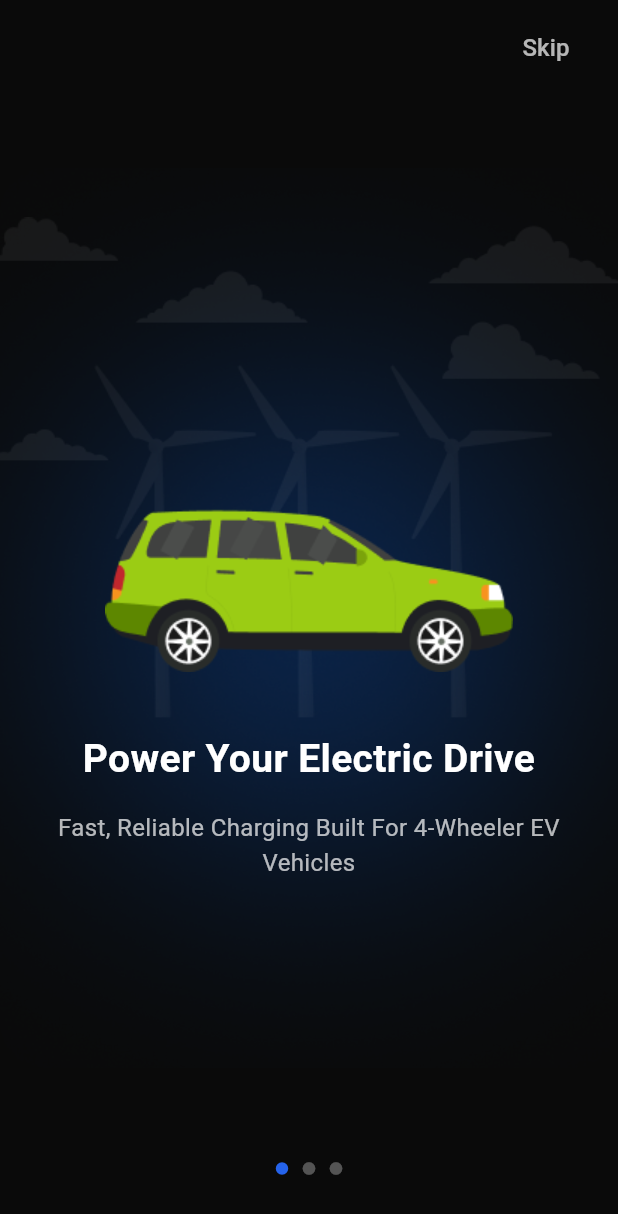
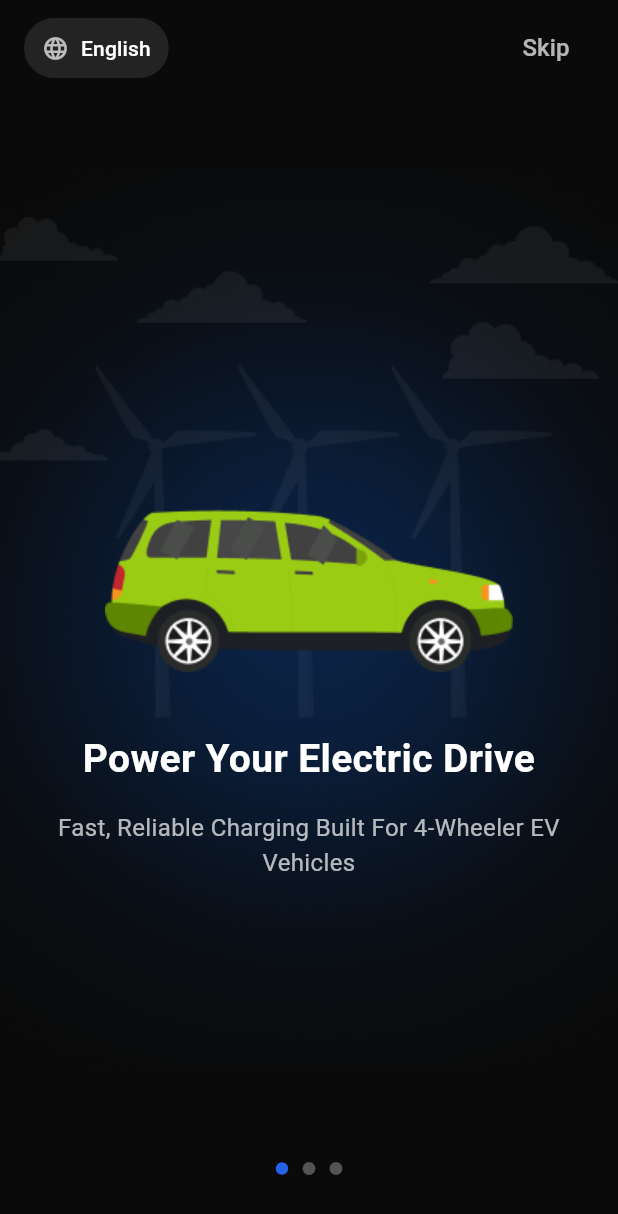
Before and after one commit to anupamdattaiitr01/EV_Charging_platform, a Flutter app: the screen it shows after launch, on a phone screen of 412 x 824 dp. Shown: the top 1214 px of the screen. Run offline on Flutter 3.47's test engine with Material 3 defaults, Android fonts, the light colour scheme and no system bars; our stand-ins replace file_picker, firebase_auth, firebase_core, firebase_database, firebase_storage, flutter_dotenv and 8 more; missing offline and left inert: flutter_polyline_points, translator; accounts and stored records are empty.

Commit message:
Dynamic Translator for the APP

````diff
--- a/l10n.yaml
+++ /dev/null
@@ -1,3 +0,0 @@
-arb-dir: lib/l10n
-template-arb-file: app_en.arb
-output-localization-file: app_localizations.dart
--- a/lib/getstarted_page.dart
+++ b/lib/getstarted_page.dart
@@ -1,5 +1,7 @@
 import 'package:flutter/material.dart';
 import 'package:multi_page_ev_charge/login_page.dart';
+import 'package:provider/provider.dart';
+import 'locale_provider.dart';
 
 // Widget Class that is created and deleted again and again
 // Light weight Blue print
@@ -25,46 +27,6 @@ class _getstarted_pageState extends State<getstarted_page> {
   // Dart Code <==> Computer Hardware
   final PageController _pageController = PageController();
 
-  //
-  // final List<Map<String, String>> onboardingData = [
-  //   {
-  //     'image': 'assets/images/Car.png',
-  //     'title': 'Power Your Electric Drive',
-  //     'subtitle': 'Fast, Reliable Charging Built For 4-Wheeler EV Vehicles',
-  //   },
-  //   {
-  //     'image': 'assets/images/Evstation.png',
-  //     'title': 'Find DC Fast Chargers\nNear You',
-  //     'subtitle': 'Locate Available CCS2 Chargers With Real-Time Status And Parking Availability',
-  //   },
-  //   {
-  //     'image': 'assets/images/Chargingcar.png',
-  //     'title': 'Charge. Track. Pay\nSecurely.',
-  //     'subtitle': 'Monitor Live KWh, Control Sessions, And Pay Instantly With Wallet Or UPI',
-  //   },
-  // ];
-
-  // the New inbuilt custom data class list
-  // it ensures type safety
-  // introduces null safety
-  // Prevents accidental mistype of the variable names
-  final List<OnboardingContent> onboardingData = [
-    const OnboardingContent(
-      image: 'assets/images/Car.png',
-      title: 'Power Your Electric Drive',
-      subtitle: 'Fast, Reliable Charging Built For 4-Wheeler EV Vehicles',
-    ),
-    const OnboardingContent(
-      image: 'assets/images/Evstation.png',
-      title: 'Find DC Fast Chargers\nNear You',
-      subtitle: 'Locate Available CCS2 Chargers With Real-Time Status And Parking Availability',
-    ),
-    const OnboardingContent(
-      image: 'assets/images/Chargingcar.png',
-      title: 'Charge. Track. Pay\nSecurely.',
-      subtitle: 'Monitor Live KWh, Control Sessions, And Pay Instantly With Wallet Or UPI',
-    ),
-  ];
 
   @override
   void dispose() {
@@ -77,6 +39,29 @@ class _getstarted_pageState extends State<getstarted_page> {
 
   @override
   Widget build(BuildContext context) {
+    final translator = Provider.of<DynamicTranslationProvider>(context);
+    // the New inbuilt custom data class list
+    // it ensures type safety
+    // introduces null safety
+    // Prevents accidental mistype of the variable names
+    final List<OnboardingContent> onboardingData = [
+      OnboardingContent(
+        image: 'assets/images/Car.png',
+        title: translator.translate('Power Your Electric Drive'),
+        subtitle: translator.translate('Fast, Reliable Charging Built For 4-Wheeler EV Vehicles'),
+      ),
+      OnboardingContent(
+        image: 'assets/images/Evstation.png',
+        title: translator.translate('Find DC Fast Chargers\nNear You'),
+        subtitle: translator.translate('Locate Available CCS2 Chargers With Real-Time Status And Parking Availability'),
+      ),
+      OnboardingContent(
+        image: 'assets/images/Chargingcar.png',
+        title: translator.translate('Charge. Track. Pay Securely.'),
+        subtitle: translator.translate('Monitor Live KWh, Control Sessions, And Pay Instantly With Wallet Or UPI'),
+      ),
+    ];
+
     return Scaffold(
       backgroundColor: const Color(0xFF0A0A0A),
       body: Stack(
@@ -114,13 +99,39 @@ class _getstarted_pageState extends State<getstarted_page> {
             child: Column(
               children: [
 
-                // Skip Button is present only in first and second page
+
+                Padding(
+                  padding: const EdgeInsets.only(left: 16.0, right: 16.0, top: 8.0),
+                  child: Row(
+                    mainAxisAlignment: MainAxisAlignment.spaceBetween,
+                    children: [
+                      // Language Switcher Toggle
+                      Consumer<DynamicTranslationProvider>(
+                        builder: (context, localeProvider, child) {
+                          final isHindi = localeProvider.currentLanguage == 'hi';
+                          return TextButton.icon(
+                            style: TextButton.styleFrom(
+                              backgroundColor: Colors.white10,
+                              shape: RoundedRectangleBorder(
+                                borderRadius: BorderRadius.circular(20),
+                              ),
+                              padding: const EdgeInsets.symmetric(horizontal: 12, vertical: 6),
+                            ),
+                            icon: const Icon(Icons.language, color: Colors.white70, size: 18),
+                            label: Text(
+                              isHindi ? 'हिन्दी' : 'English',
+                              style: const TextStyle(color: Colors.white, fontSize: 14),
+                            ),
+                            onPressed: () {
+                              localeProvider.setLanguage(isHindi ? 'en' : 'hi');
+                            },
+                          );
+                        },
+                      ),
+
+                      // Skip Button
                       if (curr_ind < 2)
-                  Align(
-                    alignment: Alignment.topRight,
-                    child: Padding(
-                      padding: const EdgeInsets.only(right: 16.0, top: 8.0),
-                      child: TextButton(
+                        TextButton(
                           onPressed: () {
                             _pageController.animateToPage(
                               2,
@@ -128,11 +139,14 @@ class _getstarted_pageState extends State<getstarted_page> {
                               curve: Curves.easeInOut,
                             );
                           },
-                        child: Text(
+                          child: const Text(
                             "Skip",
                             style: TextStyle(color: Colors.white70, fontSize: 16),
                           ),
-                      ),
+                        )
+                      else
+                        const SizedBox(width: 60), // Keeps spacing balanced when Skip disappears
+                    ],
                   ),
                 ),
 
@@ -231,8 +245,8 @@ class _getstarted_pageState extends State<getstarted_page> {
                                 );
                               },
                               child: Text(
-                                "Go to the Login Page",
-                                style: TextStyle(
+                                translator.translate("Go to the Login Page"),
+                                style: const TextStyle(
                                   color: Colors.white,
                                   fontSize: 16,
                                   fontWeight: FontWeight.bold,
--- a/lib/home_page.dart
+++ b/lib/home_page.dart
@@ -3,6 +3,7 @@ import 'package:shared_preferences/shared_preferences.dart';
 import 'package:multi_page_ev_charge/dash_board.dart';
 import 'package:provider/provider.dart';
 import 'wallet_provider.dart';
+import 'locale_provider.dart';
 
 class home_page extends StatefulWidget {
   const home_page({super.key, required this.title});
--- a/lib/l10n/app_localizations.dart
+++ /dev/null
@@ -1,182 +0,0 @@
-import 'dart:async';
-
-import 'package:flutter/foundation.dart';
-import 'package:flutter/widgets.dart';
-import 'package:flutter_localizations/flutter_localizations.dart';
-import 'package:intl/intl.dart' as intl;
-
-import 'app_localizations_en.dart';
-import 'app_localizations_hi.dart';
-
-// ignore_for_file: type=lint
-
-/// Callers can lookup localized strings with an instance of AppLocalizations
-/// returned by `AppLocalizations.of(context)`.
-///
-/// Applications need to include `AppLocalizations.delegate()` in their app's
-/// `localizationDelegates` list, and the locales they support in the app's
-/// `supportedLocales` list. For example:
-///
-/// ```dart
-/// import 'l10n/app_localizations.dart';
-///
-/// return MaterialApp(
-///   localizationsDelegates: AppLocalizations.localizationsDelegates,
-///   supportedLocales: AppLocalizations.supportedLocales,
-///   home: MyApplicationHome(),
-/// );
-/// ```
-///
-/// ## Update pubspec.yaml
-///
-/// Please make sure to update your pubspec.yaml to include the following
-/// packages:
-///
-/// ```yaml
-/// dependencies:
-///   # Internationalization support.
-///   flutter_localizations:
-///     sdk: flutter
-///   intl: any # Use the pinned version from flutter_localizations
-///
-///   # Rest of dependencies
-/// ```
-///
-/// ## iOS Applications
-///
-/// iOS applications define key application metadata, including supported
-/// locales, in an Info.plist file that is built into the application bundle.
-/// To configure the locales supported by your app, you’ll need to edit this
-/// file.
-///
-/// First, open your project’s ios/Runner.xcworkspace Xcode workspace file.
-/// Then, in the Project Navigator, open the Info.plist file under the Runner
-/// project’s Runner folder.
-///
-/// Next, select the Information Property List item, select Add Item from the
-/// Editor menu, then select Localizations from the pop-up menu.
-///
-/// Select and expand the newly-created Localizations item then, for each
-/// locale your application supports, add a new item and select the locale
-/// you wish to add from the pop-up menu in the Value field. This list should
-/// be consistent with the languages listed in the AppLocalizations.supportedLocales
-/// property.
-abstract class AppLocalizations {
-  AppLocalizations(String locale)
-    : localeName = intl.Intl.canonicalizedLocale(locale.toString());
-
-  final String localeName;
-
-  static AppLocalizations? of(BuildContext context) {
-    return Localizations.of<AppLocalizations>(context, AppLocalizations);
-  }
-
-  static const LocalizationsDelegate<AppLocalizations> delegate =
-      _AppLocalizationsDelegate();
-
-  /// A list of this localizations delegate along with the default localizations
-  /// delegates.
-  ///
-  /// Returns a list of localizations delegates containing this delegate along with
-  /// GlobalMaterialLocalizations.delegate, GlobalCupertinoLocalizations.delegate,
-  /// and GlobalWidgetsLocalizations.delegate.
-  ///
-  /// Additional delegates can be added by appending to this list in
-  /// MaterialApp. This list does not have to be used at all if a custom list
-  /// of delegates is preferred or required.
-  static const List<LocalizationsDelegate<dynamic>> localizationsDelegates =
-      <LocalizationsDelegate<dynamic>>[
-        delegate,
-        GlobalMaterialLocalizations.delegate,
-        GlobalCupertinoLocalizations.delegate,
-        GlobalWidgetsLocalizations.delegate,
-      ];
-
-  /// A list of this localizations delegate's supported locales.
-  static const List<Locale> supportedLocales = <Locale>[
-    Locale('en'),
-    Locale('hi'),
-  ];
-
-  /// No description provided for @greeting.
-  ///
-  /// In en, this message translates to:
-  /// **'Good Evening'**
-  String get greeting;
-
-  /// No description provided for @selectEV.
-  ///
-  /// In en, this message translates to:
-  /// **'Select your EV'**
-  String get selectEV;
-
-  /// No description provided for @chargingHistory.
-  ///
-  /// In en, this message translates to:
-  /// **'Charging History'**
-  String get chargingHistory;
-
-  /// No description provided for @wallet.
-  ///
-  /// In en, this message translates to:
-  /// **'Wallet'**
-  String get wallet;
-
-  /// No description provided for @notifications.
-  ///
-  /// In en, this message translates to:
-  /// **'Notifications'**
-  String get notifications;
-
-  /// No description provided for @helpSupport.
-  ///
-  /// In en, this message translates to:
-  /// **'Help & Support'**
-  String get helpSupport;
-
-  /// No description provided for @userManual.
-  ///
-  /// In en, this message translates to:
-  /// **'Read User Manual'**
-  String get userManual;
-
-  /// No description provided for @logOut.
-  ///
-  /// In en, this message translates to:
-  /// **'Log Out'**
-  String get logOut;
-}
-
-class _AppLocalizationsDelegate
-    extends LocalizationsDelegate<AppLocalizations> {
-  const _AppLocalizationsDelegate();
-
-  @override
-  Future<AppLocalizations> load(Locale locale) {
-    return SynchronousFuture<AppLocalizations>(lookupAppLocalizations(locale));
-  }
-
-  @override
-  bool isSupported(Locale locale) =>
-      <String>['en', 'hi'].contains(locale.languageCode);
-
-  @override
-  bool shouldReload(_AppLocalizationsDelegate old) => false;
-}
-
-AppLocalizations lookupAppLocalizations(Locale locale) {
-  // Lookup logic when only language code is specified.
-  switch (locale.languageCode) {
-    case 'en':
-      return AppLocalizationsEn();
-    case 'hi':
-      return AppLocalizationsHi();
-  }
-
-  throw FlutterError(
-    'AppLocalizations.delegate failed to load unsupported locale "$locale". This is likely '
-    'an issue with the localizations generation tool. Please file an issue '
-    'on GitHub with a reproducible sample app and the gen-l10n configuration '
-    'that was used.',
-  );
-}
--- a/lib/locale_provider.dart
+++ b/lib/locale_provider.dart
@@ -1,35 +1,70 @@
 import 'package:flutter/material.dart';
+import 'package:translator/translator.dart';
 import 'package:shared_preferences/shared_preferences.dart';
 
-class LocaleProvider extends ChangeNotifier {
-  // Default language is English
-  Locale _locale = const Locale('en');
+class DynamicTranslationProvider extends ChangeNotifier {
+  final GoogleTranslator _translator = GoogleTranslator();
+  String _targetLanguage = 'en';
 
-  Locale get locale => _locale;
+  // Caches translations in memory to prevent spamming the API
+  final Map<String, String> _translationCache = {};
+  final Set<String> _isFetching = {};
 
-  LocaleProvider() {
-    _loadSavedLocale();
+  String get currentLanguage => _targetLanguage;
+
+  DynamicTranslationProvider() {
+    _loadSavedLanguage();
   }
 
-  // Function to change the language
-  void setLocale(Locale locale) async {
-    if (!['en', 'hi'].contains(locale.languageCode)) return;
+  /// Called directly from the UI. Returns the cached translation instantly.
+  /// If not cached, it returns English temporarily and fetches the translation in the background.
+  String translate(String englishText) {
+    // Return instantly if the target language is English
+    if (_targetLanguage == 'en') return englishText;
 
-    _locale = locale;
-    notifyListeners(); // This tells the whole app to rebuild instantly
+    final cacheKey = '${_targetLanguage}_$englishText';
 
-    // Save the choice to the phone's storage
-    SharedPreferences prefs = await SharedPreferences.getInstance();
-    await prefs.setString('language_code', locale.languageCode);
+    // Return cached translation if it already exists
+    if (_translationCache.containsKey(cacheKey)) {
+      return _translationCache[cacheKey]!;
+    }
+
+    // Fetch from Google Translate API only if not already fetching
+    if (!_isFetching.contains(cacheKey)) {
+      _isFetching.add(cacheKey);
+      _fetchTranslation(englishText, cacheKey);
+    }
+
+    return englishText; // Fallback while loading
   }
 
-  // Function to load the saved language when the app starts
-  void _loadSavedLocale() async {
-    SharedPreferences prefs = await SharedPreferences.getInstance();
-    String? savedLanguage = prefs.getString('language_code');
-    if (savedLanguage != null) {
-      _locale = Locale(savedLanguage);
+  Future<void> _fetchTranslation(String text, String cacheKey) async {
+    try {
+      final translation = await _translator.translate(text, from: 'en', to: _targetLanguage);
+      _translationCache[cacheKey] = translation.text;
+      _isFetching.remove(cacheKey);
+
+      // Force the UI to rebuild with the new translated text
       notifyListeners();
+    } catch (e) {
+      debugPrint("Translation failed: $e");
+      _isFetching.remove(cacheKey);
     }
   }
+
+  // Call this from your UI when the user taps "Switch Language"
+  void setLanguage(String languageCode) async {
+    _targetLanguage = languageCode;
+    notifyListeners();
+
+    // Save to device storage
+    SharedPreferences prefs = await SharedPreferences.getInstance();
+    await prefs.setString('languageCode', languageCode);
+  }
+
+  void _loadSavedLanguage() async {
+    SharedPreferences prefs = await SharedPreferences.getInstance();
+    _targetLanguage = prefs.getString('languageCode') ?? 'en';
+    notifyListeners();
+  }
 }
--- a/lib/main.dart
+++ b/lib/main.dart
@@ -3,11 +3,9 @@ import 'package:multi_page_ev_charge/getstarted_page.dart';
 import 'package:flutter_dotenv/flutter_dotenv.dart';
 import 'firebase_options.dart';
 import 'wallet_provider.dart';
-import 'locale_provider.dart'; // <-- NEW IMPORT
+import 'locale_provider.dart';
 import 'package:provider/provider.dart';
 import 'package:firebase_core/firebase_core.dart';
-import 'package:flutter_localizations/flutter_localizations.dart';
-import 'l10n/app_localizations.dart';
 
 void main() async {
   WidgetsFlutterBinding.ensureInitialized();
@@ -17,12 +15,11 @@ void main() async {
     options: DefaultFirebaseOptions.currentPlatform,
   );
 
-  // --- NEW: Upgraded to MultiProvider ---
   runApp(
     MultiProvider(
       providers: [
         ChangeNotifierProvider(create: (context) => WalletProvider()),
-        ChangeNotifierProvider(create: (context) => LocaleProvider()),
+        ChangeNotifierProvider(create: (context) => DynamicTranslationProvider()),
       ],
       child: const MyApp(),
     ),
@@ -34,8 +31,6 @@ class MyApp extends StatelessWidget {
 
   @override
   Widget build(BuildContext context) {
-    // --- NEW: This actively listens for language changes ---
-    final localeProvider = Provider.of<LocaleProvider>(context);
 
     return MaterialApp(
       debugShowCheckedModeBanner: false,
@@ -43,19 +38,6 @@ class MyApp extends StatelessWidget {
       theme: ThemeData(
         colorScheme: ColorScheme.fromSeed(seedColor: Colors.deepPurple),
       ),
-      localizationsDelegates: const [
-        AppLocalizations.delegate,
-        GlobalMaterialLocalizations.delegate,
-        GlobalWidgetsLocalizations.delegate,
-        GlobalCupertinoLocalizations.delegate,
-      ],
-      supportedLocales: const [
-        Locale('en'),
-        Locale('hi'),
-      ],
-
-      // --- NEW: The language is now completely dynamic ---
-      locale: localeProvider.locale,
 
       home: getstarted_page(),
     );
````
Also changed, not shown: lib/l10n/app_en.arb (deleted, +0 -10 lines), lib/l10n/app_hi.arb (deleted, +0 -10 lines), lib/l10n/app_localizations_en.dart (deleted, +0 -35 lines), lib/l10n/app_localizations_hi.dart (deleted, +0 -35 lines), lib/login_page.dart (+20 -14 lines), lib/otp_page.dart (+18 -17 lines), lib/profile_page.dart (+27 -32 lines), pubspec.yaml (+5 -6 lines), pubspec.lock. Lines whose indentation alone changed are shown as unchanged.
